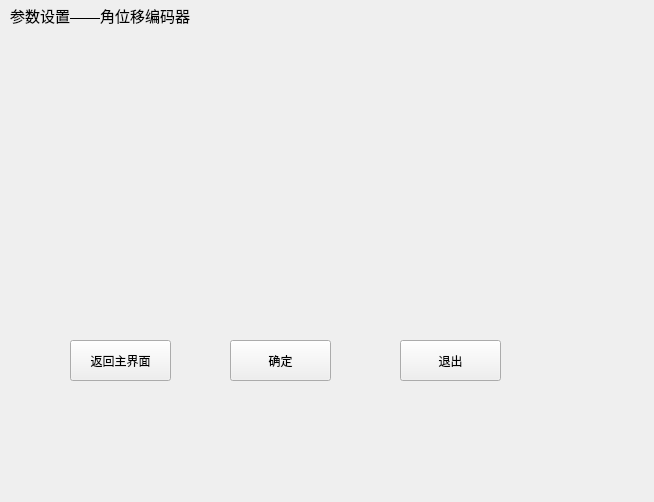
The window that ui_param/paramwin_angleencoder.ui (Dirck-YHP/Proj_sensor_detect) describes before a commit, drawn with Qt 5.
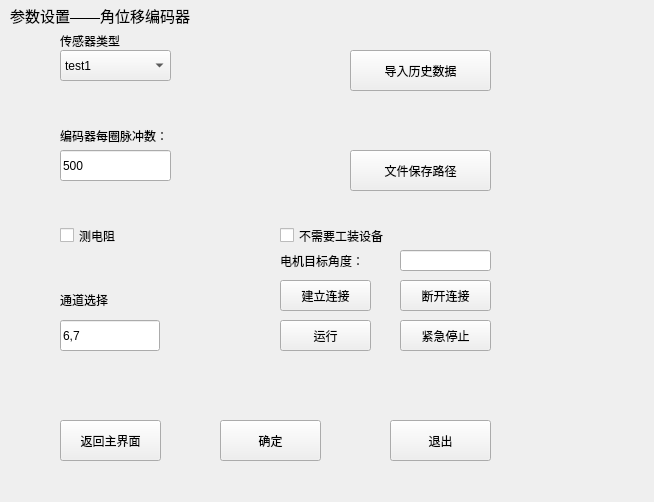
The same window after the commit.

Commit message: 搞定数据从采集到传感器到ui

Patch:
```diff
--- a/ui_param/paramwin_angleencoder.ui
+++ b/ui_param/paramwin_angleencoder.ui
@@ -34,8 +34,8 @@
   <widget class="QPushButton" name="btn_ok">
    <property name="geometry">
     <rect>
-     <x>230</x>
-     <y>340</y>
+     <x>220</x>
+     <y>420</y>
      <width>101</width>
      <height>41</height>
     </rect>
@@ -47,8 +47,8 @@
   <widget class="QPushButton" name="btn_back_mainW">
    <property name="geometry">
     <rect>
-     <x>70</x>
-     <y>340</y>
+     <x>60</x>
+     <y>420</y>
      <width>101</width>
      <height>41</height>
     </rect>
@@ -60,8 +60,8 @@
   <widget class="QPushButton" name="btn_exit">
    <property name="geometry">
     <rect>
-     <x>400</x>
-     <y>340</y>
+     <x>390</x>
+     <y>420</y>
      <width>101</width>
      <height>41</height>
     </rect>
@@ -70,6 +70,254 @@
     <string>退出</string>
    </property>
   </widget>
+  <widget class="QPushButton" name="btn_run_stop">
+   <property name="geometry">
+    <rect>
+     <x>280</x>
+     <y>320</y>
+     <width>91</width>
+     <height>31</height>
+    </rect>
+   </property>
+   <property name="text">
+    <string>运行</string>
+   </property>
+   <property name="checkable">
+    <bool>true</bool>
+   </property>
+  </widget>
+  <widget class="QPushButton" name="btn_load_data">
+   <property name="geometry">
+    <rect>
+     <x>350</x>
+     <y>50</y>
+     <width>141</width>
+     <height>41</height>
+    </rect>
+   </property>
+   <property name="text">
+    <string>导入历史数据</string>
+   </property>
+  </widget>
+  <widget class="QLineEdit" name="lineE_target_angle">
+   <property name="geometry">
+    <rect>
+     <x>400</x>
+     <y>250</y>
+     <width>91</width>
+     <height>21</height>
+    </rect>
+   </property>
+  </widget>
+  <widget class="QCheckBox" name="checkBox_measure_resis">
+   <property name="geometry">
+    <rect>
+     <x>60</x>
+     <y>220</y>
+     <width>111</width>
+     <height>31</height>
+    </rect>
+   </property>
+   <property name="text">
+    <string>测电阻</string>
+   </property>
+  </widget>
+  <widget class="QLabel" name="label_6">
+   <property name="geometry">
+    <rect>
+     <x>280</x>
+     <y>250</y>
+     <width>161</width>
+     <height>21</height>
+    </rect>
+   </property>
+   <property name="text">
+    <string>电机目标角度：</string>
+   </property>
+  </widget>
+  <widget class="QLabel" name="label_2">
+   <property name="geometry">
+    <rect>
+     <x>60</x>
+     <y>30</y>
+     <width>101</width>
+     <height>21</height>
+    </rect>
+   </property>
+   <property name="text">
+    <string>传感器类型</string>
+   </property>
+  </widget>
+  <widget class="QComboBox" name="cBox_angle_sensor_type">
+   <property name="geometry">
+    <rect>
+     <x>60</x>
+     <y>50</y>
+     <width>111</width>
+     <height>31</height>
+    </rect>
+   </property>
+   <item>
+    <property name="text">
+     <string>test1</string>
+    </property>
+   </item>
+   <item>
+    <property name="text">
+     <string>test2</string>
+    </property>
+   </item>
+  </widget>
+  <widget class="QLineEdit" name="lineE_pulse_per_cir">
+   <property name="geometry">
+    <rect>
+     <x>60</x>
+     <y>150</y>
+     <width>111</width>
+     <height>31</height>
+    </rect>
+   </property>
+   <property name="text">
+    <string>500</string>
+   </property>
+  </widget>
+  <widget class="QLineEdit" name="lineE_channel">
+   <property name="geometry">
+    <rect>
+     <x>60</x>
+     <y>320</y>
+     <width>100</width>
+     <height>31</height>
+    </rect>
+   </property>
+   <property name="minimumSize">
+    <size>
+     <width>100</width>
+     <height>20</height>
+    </size>
+   </property>
+   <property name="maximumSize">
+    <size>
+     <width>200</width>
+     <height>50</height>
+    </size>
+   </property>
+   <property name="text">
+    <string>6,7</string>
+   </property>
+  </widget>
+  <widget class="QPushButton" name="btn_stop_now">
+   <property name="geometry">
+    <rect>
+     <x>400</x>
+     <y>320</y>
+     <width>91</width>
+     <height>31</height>
+    </rect>
+   </property>
+   <property name="text">
+    <string>紧急停止</string>
+   </property>
+   <property name="checkable">
+    <bool>false</bool>
+   </property>
+  </widget>
+  <widget class="QPushButton" name="btn_file_dir">
+   <property name="geometry">
+    <rect>
+     <x>350</x>
+     <y>150</y>
+     <width>141</width>
+     <height>41</height>
+    </rect>
+   </property>
+   <property name="text">
+    <string>文件保存路径</string>
+   </property>
+  </widget>
+  <widget class="QCheckBox" name="checkBox_no_need_device">
+   <property name="geometry">
+    <rect>
+     <x>280</x>
+     <y>220</y>
+     <width>181</width>
+     <height>31</height>
+    </rect>
+   </property>
+   <property name="text">
+    <string>不需要工装设备</string>
+   </property>
+  </widget>
+  <widget class="QPushButton" name="btn_build_connect">
+   <property name="geometry">
+    <rect>
+     <x>280</x>
+     <y>280</y>
+     <width>91</width>
+     <height>31</height>
+    </rect>
+   </property>
+   <property name="text">
+    <string>建立连接</string>
+   </property>
+   <property name="checkable">
+    <bool>false</bool>
+   </property>
+  </widget>
+  <widget class="QPushButton" name="btn_break_connect">
+   <property name="geometry">
+    <rect>
+     <x>400</x>
+     <y>280</y>
+     <width>91</width>
+     <height>31</height>
+    </rect>
+   </property>
+   <property name="text">
+    <string>断开连接</string>
+   </property>
+   <property name="checkable">
+    <bool>false</bool>
+   </property>
+  </widget>
+  <widget class="QLabel" name="label_7">
+   <property name="geometry">
+    <rect>
+     <x>60</x>
+     <y>290</y>
+     <width>200</width>
+     <height>20</height>
+    </rect>
+   </property>
+   <property name="minimumSize">
+    <size>
+     <width>100</width>
+     <height>20</height>
+    </size>
+   </property>
+   <property name="maximumSize">
+    <size>
+     <width>200</width>
+     <height>20</height>
+    </size>
+   </property>
+   <property name="text">
+    <string>通道选择</string>
+   </property>
+  </widget>
+  <widget class="QLabel" name="label_3">
+   <property name="geometry">
+    <rect>
+     <x>60</x>
+     <y>120</y>
+     <width>331</width>
+     <height>31</height>
+    </rect>
+   </property>
+   <property name="text">
+    <string>编码器每圈脉冲数：</string>
+   </property>
+  </widget>
  </widget>
  <resources/>
  <connections/>
```
The commit also changes 11 other files.
